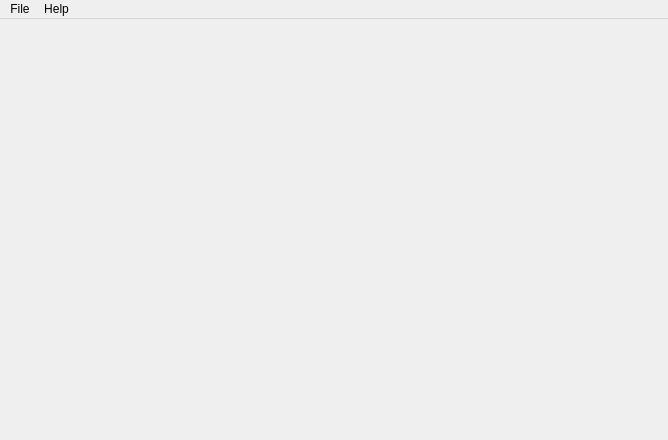
First picture: the form in widgets/ui/main.ui, repository Pazitos10/time-tracker, before the edit.
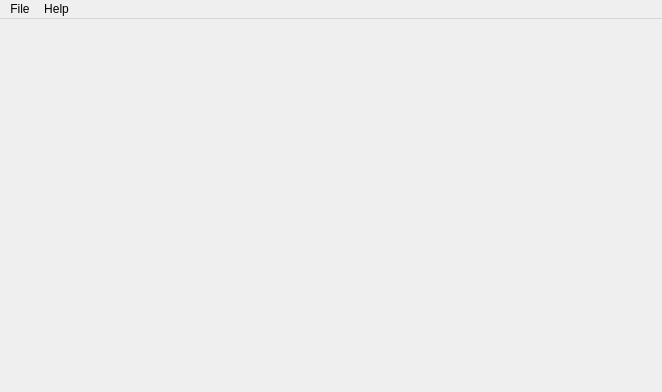
Second picture: the form after the edit. Icons and pictures are not drawn.

Diff of the .ui file:
```diff
--- a/widgets/ui/main.ui
+++ b/widgets/ui/main.ui
@@ -6,16 +6,22 @@
    <rect>
     <x>0</x>
     <y>0</y>
-    <width>668</width>
-    <height>440</height>
+    <width>662</width>
+    <height>392</height>
    </rect>
   </property>
   <property name="sizePolicy">
-   <sizepolicy hsizetype="Minimum" vsizetype="Minimum">
+   <sizepolicy hsizetype="Expanding" vsizetype="Expanding">
     <horstretch>0</horstretch>
     <verstretch>0</verstretch>
    </sizepolicy>
   </property>
+  <property name="minimumSize">
+   <size>
+    <width>662</width>
+    <height>392</height>
+   </size>
+  </property>
   <property name="windowTitle">
    <string>Time Tracker</string>
   </property>
@@ -35,8 +41,8 @@
     <rect>
      <x>0</x>
      <y>0</y>
-     <width>668</width>
-     <height>27</height>
+     <width>662</width>
+     <height>25</height>
     </rect>
    </property>
    <widget class="QMenu" name="menuFile">
```
Left out of the diff: 8 changed lines with no effect on the pictures.
